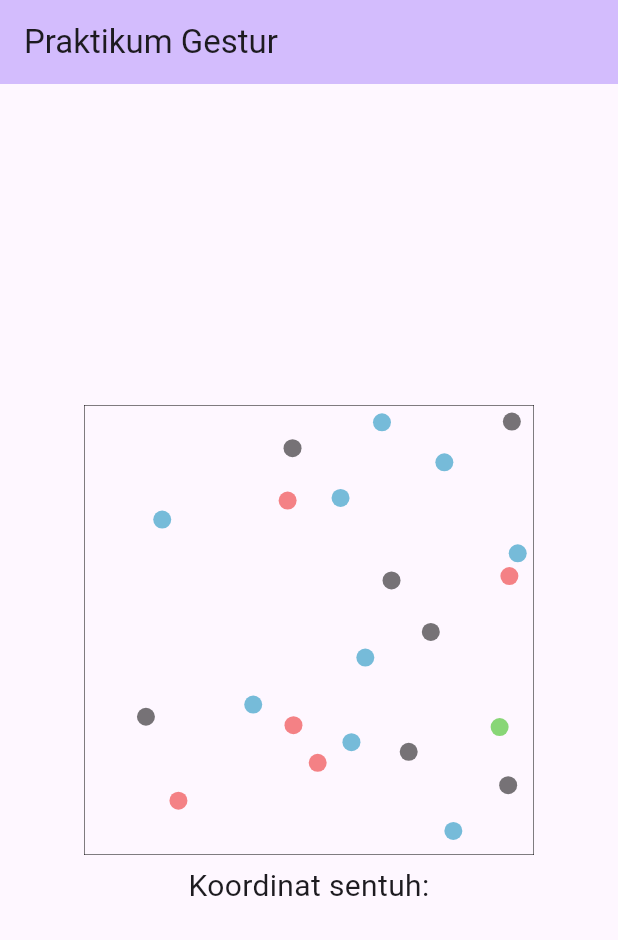
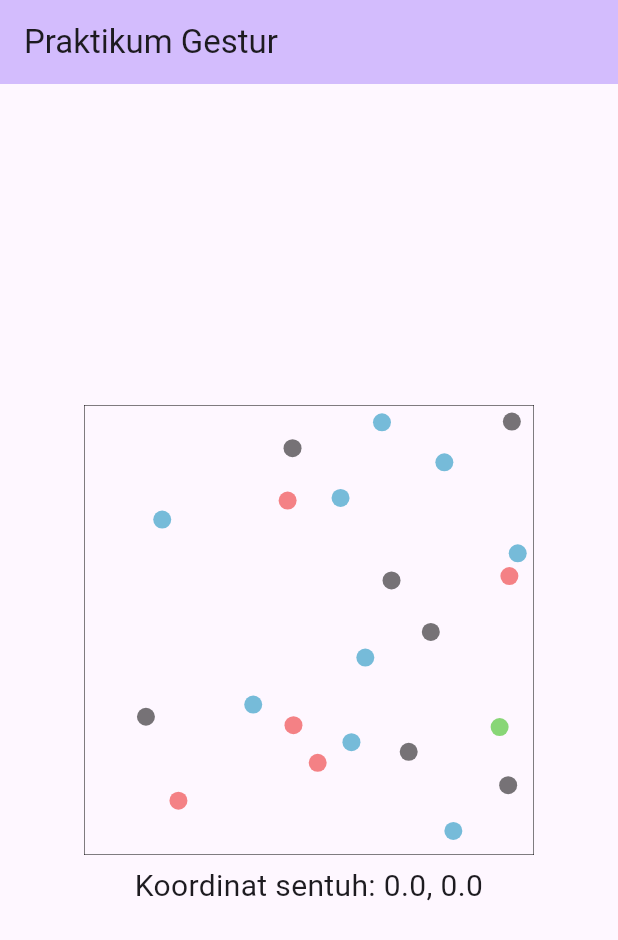
Before and after one commit to sunseensoon/PPBL-Modul-9, a Flutter app: the screen it shows after launch, on a phone screen of 412 x 824 dp. Shown: the top 940 px of the screen. Run offline on Flutter 3.47's test engine with Material 3 defaults, Android fonts, the phone set to English and light mode, and no system bars.

Commit message:
Solusi percobaan

```diff
--- a/lib/captcha.dart
+++ b/lib/captcha.dart
@@ -30,6 +30,7 @@ class _CaptchaState extends State<Captcha> {
   List<Map> daftarTitik = [];
   var warnaTerpakai = {};
   String warnaYangDitanyakan = 'merah';
+  double x = 0, y = 0;
 
   @override
   void initState() {
@@ -44,7 +45,8 @@ class _CaptchaState extends State<Captcha> {
       child: Column(
         mainAxisAlignment: MainAxisAlignment.center,
         children: <Widget>[
-          SizedBox(
+          GestureDetector(
+            child: SizedBox(
                 width: widget.lebar,
                 height: widget.tinggi,
                 child: ClipRect(
@@ -52,8 +54,21 @@ class _CaptchaState extends State<Captcha> {
                     painter: CaptchaPainter(daftarTitik),
                   ),
                 )),
+            onDoubleTap: () {
+              setState(() {
+                daftarTitik.clear();
+                buatTitik();
+              });
+            },
+            onTapDown: (details) {
+              setState(() {
+                x = details.localPosition.dx;
+                y = details.localPosition.dy;
+              });
+            },
+          ),
           Text(
-            'Koordinat sentuh: ',
+            'Koordinat sentuh: ${x}, ${y}',
             textAlign: TextAlign.center,
             style: TextStyle(fontSize: 20, height: 2),
           ),
@@ -83,9 +98,7 @@ class _CaptchaState extends State<Captcha> {
   }
 
   void buatPertanyaan() {
-    setState(() {
       warnaYangDitanyakan = stokWarna.keys.elementAt(random.nextInt(3));
-    });
   }
 }
 
```
Lines whose indentation alone changed are shown as unchanged.
